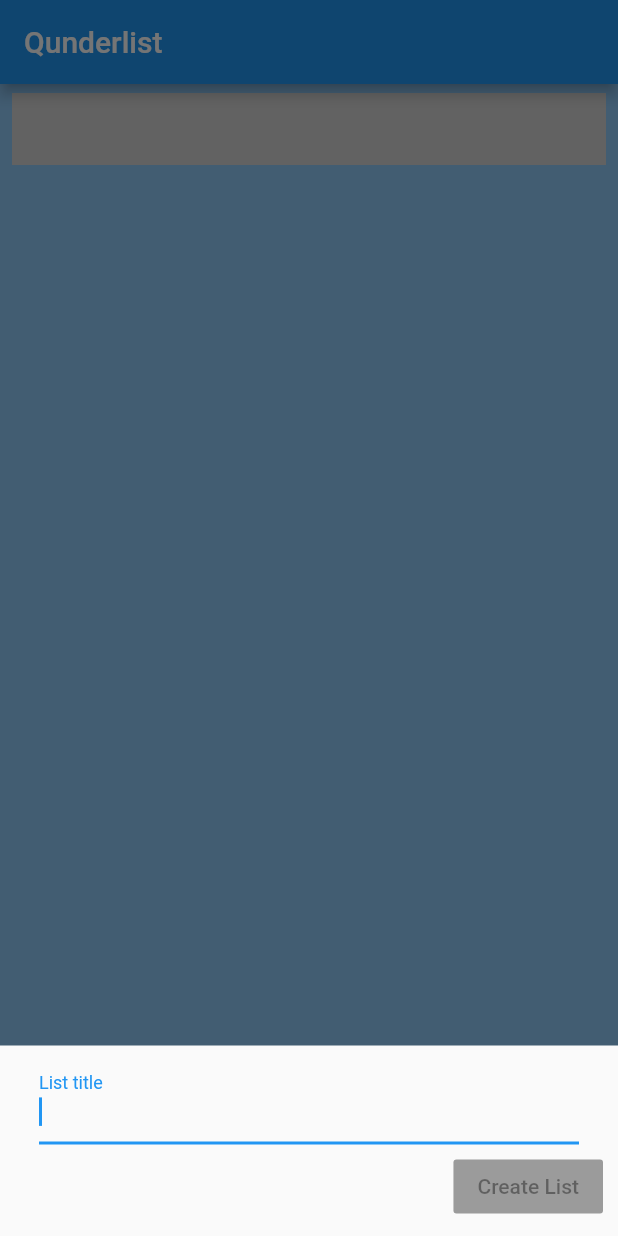
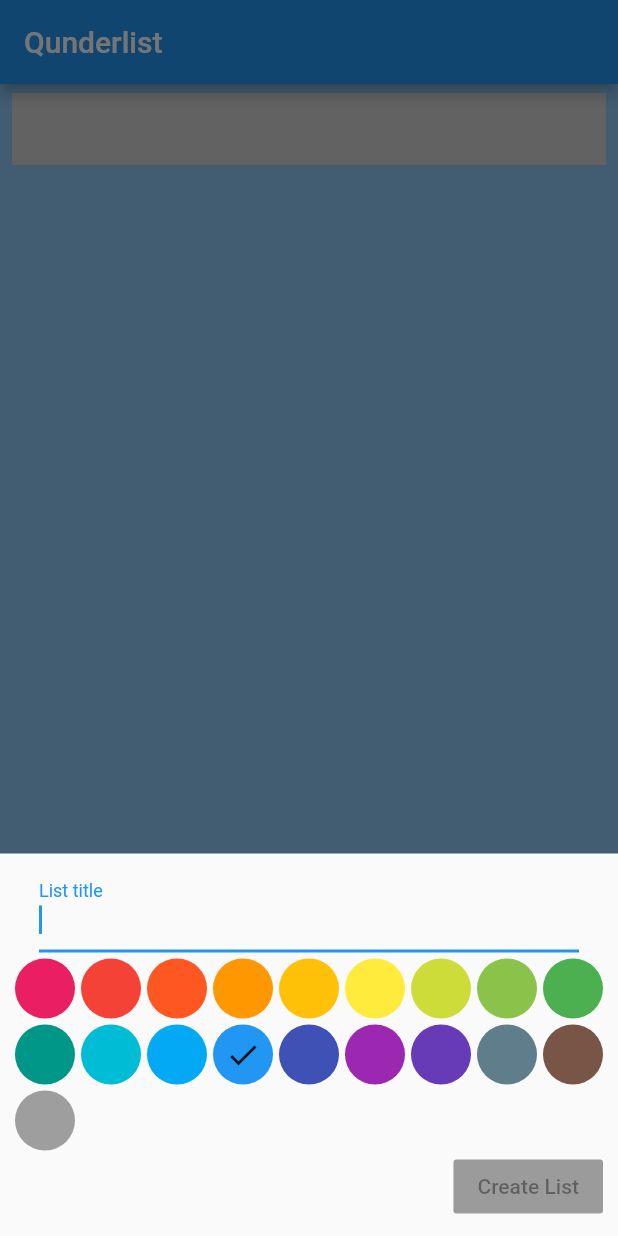
Before and after one commit to tweber12/qunderlist, a Flutter app: the screen it shows after launch, after a tap on the "add" icon, on a phone screen of 412 x 824 dp. Run offline on Flutter 3.47's test engine with Material 2 defaults, Android fonts, the phone set to English and light mode, and no system bars; our stand-ins replace bloc, equatable, flutter_bloc, flutter_typeahead, reorderables, sqflite; missing offline and left inert: mutex; accounts and stored records are empty.

Commit message:
Very basic support for list themes

```diff
--- a/lib/blocs/todo_list/todo_list_bloc.dart
+++ b/lib/blocs/todo_list/todo_list_bloc.dart
@@ -15,6 +15,7 @@ class TodoListBloc<R extends TodoRepository> extends Bloc<TodoListEvent, TodoLis
   TodoListOrdering ordering;
 
   int get listId => _list.id;
+  Palette get color => _list.color;
 
   int findItemIndex(int itemId) {
     return cache.findItem((item) => item.id == itemId);
@@ -48,7 +49,7 @@ class TodoListBloc<R extends TodoRepository> extends Bloc<TodoListEvent, TodoLis
   }
 
   Stream<TodoListStates> _mapRenameListEventToState(RenameListEvent event) async* {
-    await _repository.updateTodoList(TodoList(event.name, id: _list.id));
+    await _repository.updateTodoList(TodoList(event.name, _list.color, id: _list.id));
     yield TodoListLoaded(_list, cache);
   }
   Stream<TodoListStates> _mapDeleteListEventToState(DeleteListEvent event) async* {
--- a/lib/repository/models.dart
+++ b/lib/repository/models.dart
@@ -62,18 +62,41 @@ enum TodoListOrderingDirection {
   descending,
 }
 
+enum Palette {
+  pink,
+  red,
+  deepOrange,
+  orange,
+  amber,
+  yellow,
+  lime,
+  lightGreen,
+  green,
+  teal,
+  cyan,
+  lightBlue,
+  blue,
+  indigo,
+  purple,
+  deepPurple,
+  blueGrey,
+  brown,
+  grey,
+}
+
 class TodoList with EquatableMixin {
   final int id;
   final String listName;
+  final Palette color;
 
-  TodoList(this.listName, {this.id});
+  TodoList(this.listName, this.color, {this.id});
 
   @override
-  List<Object> get props => [id, listName];
+  List<Object> get props => [id, color, listName];
 
   TodoList withId(int id) {
     assert(this.id == null);
-    return TodoList(listName, id: id);
+    return TodoList(listName, color, id: id);
   }
 }
 
--- a/lib/repository/sqflite/database.dart
+++ b/lib/repository/sqflite/database.dart
@@ -101,6 +101,7 @@ Future<void> configureDatabase(Database db) {
 TodoList todoListFromRepresentation(Map<String, dynamic> representation) {
   return TodoList(
     representation[TODO_LIST_NAME],
+    Palette.values[representation[TODO_LIST_COLOR]],
     id: representation[ID],
   );
 }
@@ -108,6 +109,7 @@ TodoList todoListFromRepresentation(Map<String, dynamic> representation) {
 Map<String, dynamic> todoListToRepresentation(TodoList list, {int ordering}) {
   Map<String,dynamic> map = {
     TODO_LIST_NAME: list.listName,
+    TODO_LIST_COLOR: list.color.index,
   };
   if (ordering != null) {
     map[TODO_LIST_ORDERING] = ordering;
--- a/lib/repository/sqflite/todo_list.dart
+++ b/lib/repository/sqflite/todo_list.dart
@@ -59,7 +59,7 @@ class TodoListDao {
 
   Future<TodoList> getTodoList(int id) async {
     var results = await _db.query(TODO_LISTS_TABLE,
-        columns: [ID, TODO_LIST_NAME], where: "$ID = ?", whereArgs: [id]);
+        columns: [ID, TODO_LIST_NAME, TODO_LIST_COLOR], where: "$ID = ?", whereArgs: [id]);
     if (results.isEmpty) {
       return null;
     }
@@ -68,7 +68,7 @@ class TodoListDao {
 
   Future<TodoList> getTodoListByName(String name) async {
     var results = await _db.query(TODO_LISTS_TABLE,
-        columns: [ID, TODO_LIST_NAME], where: "$TODO_LIST_NAME = ?", whereArgs: [name]);
+        columns: [ID, TODO_LIST_NAME, TODO_LIST_COLOR], where: "$TODO_LIST_NAME = ?", whereArgs: [name]);
     if (results.isEmpty) {
       return null;
     }
@@ -82,7 +82,7 @@ class TodoListDao {
 
   Future<List<TodoList>> getTodoListsChunk(int start, int end) async {
     var results = await _db.query(
-        TODO_LISTS_TABLE, columns: [ID, TODO_LIST_NAME, TODO_LIST_ORDERING],
+        TODO_LISTS_TABLE, columns: [ID, TODO_LIST_NAME, TODO_LIST_COLOR],
         orderBy: "$TODO_LIST_ORDERING asc",
         offset: start,
         limit: end - start);
--- a/lib/repository/sqflite/todo_list_item.dart
+++ b/lib/repository/sqflite/todo_list_item.dart
@@ -85,7 +85,7 @@ class TodoListItemDao {
 
   Future<List<TodoList>> getListsOfItem(int itemId) async {
     var results = await _db.rawQuery("""
-          select $ID, $TODO_LIST_NAME
+          select $ID, $TODO_LIST_NAME, $TODO_LIST_COLOR
             from $TODO_LISTS_TABLE
                  join $TODO_LIST_ITEMS_TABLE
                  on $ID = $TODO_LIST_ITEMS_LIST
--- a/lib/screens/todo_lists_screen.dart
+++ b/lib/screens/todo_lists_screen.dart
@@ -5,6 +5,7 @@ import 'package:qunderlist/blocs/todo_lists.dart';
 import 'package:qunderlist/repository/repository.dart';
 import 'package:qunderlist/screens/cached_list.dart';
 import 'package:qunderlist/screens/todo_list_screen.dart';
+import 'package:qunderlist/theme.dart';
 
 class TodoListsScreen extends StatelessWidget {
   @override
@@ -109,24 +110,26 @@ class TodoListAdder extends StatefulWidget {
 }
 class _TodoListAdderState extends State<TodoListAdder> {
   var titleController = TextEditingController();
+  Palette palette;
   @override
   void initState() {
     super.initState();
     titleController.addListener(() { setState(() {});});
+    palette = Palette.blue;
   }
 
   @override
   Widget build(BuildContext context) {
     var title = titleController.text.trim();
     print(title);
-    // TODO Figure out what to do with the chunk size
-    var action = () {widget.bloc.add(TodoListAddedEvent(TodoList(title))); Navigator.pop(context, true);};
+    var action = () {widget.bloc.add(TodoListAddedEvent(TodoList(title, palette))); Navigator.pop(context, true);};
     return Container(
       child: Column(
         children: <Widget>[
           ListTile(
               title: TextField(controller: titleController, autofocus: true, decoration: InputDecoration(labelText: "List title"),)
           ),
+          ThemePicker(_setPalette, defaultPalette: Palette.blue,),
           Row(
             children: <Widget>[
               RaisedButton(child: Text("Create List"), onPressed: title.isEmpty ? null : action),
@@ -139,4 +142,10 @@ class _TodoListAdderState extends State<TodoListAdder> {
       padding: EdgeInsets.fromLTRB(10, 3, 10, MediaQuery.of(context).viewInsets.bottom+9),
     );
   }
+
+  void _setPalette(Palette palette) {
+    setState(() {
+      this.palette = palette;
+    });
+  }
 }
--- /dev/null
+++ b/lib/theme.dart
@@ -0,0 +1,84 @@
+import 'package:flutter/material.dart';
+import 'package:qunderlist/repository/models.dart';
+
+MaterialColor colorFromPalette(Palette palette) {
+  switch(palette) {
+    case Palette.pink: return Colors.pink;
+    case Palette.red: return Colors.red;
+    case Palette.deepOrange: return Colors.deepOrange;
+    case Palette.orange: return Colors.orange;
+    case Palette.amber: return Colors.amber;
+    case Palette.yellow: return Colors.yellow;
+    case Palette.lime: return Colors.lime;
+    case Palette.lightGreen: return Colors.lightGreen;
+    case Palette.green: return Colors.green;
+    case Palette.teal: return Colors.teal;
+    case Palette.cyan: return Colors.cyan;
+    case Palette.lightBlue: return Colors.lightBlue;
+    case Palette.blue: return Colors.blue;
+    case Palette.indigo: return Colors.indigo;
+    case Palette.purple: return Colors.purple;
+    case Palette.deepPurple: return Colors.deepPurple;
+    case Palette.blueGrey: return Colors.blueGrey;
+    case Palette.brown: return Colors.brown;
+    case Palette.grey: return Colors.grey;
+    default: throw "BUG: Unhandled Palette in colorFromPalette: $palette";
+  }
+}
+
+ThemeData themeFromPalette(Palette palette) {
+  return ThemeData(primarySwatch: colorFromPalette(palette));
+}
+
+class ThemePicker extends StatefulWidget {
+  final Function(Palette) themeSelected;
+  final Palette defaultPalette;
+  ThemePicker(this.themeSelected, {this.defaultPalette = Palette.blue});
+
+  @override
+  _ThemePickerState createState() => _ThemePickerState();
+}
+
+class _ThemePickerState extends State<ThemePicker> {
+  Palette selected;
+
+  @override
+  void initState() {
+    super.initState();
+    selected = widget.defaultPalette;
+  }
+
+  @override
+  Widget build(BuildContext context) {
+    return Wrap(
+        children: Palette.values.map((p) => _themePickerItem(p)).toList(),
+      spacing: 4,
+      runSpacing: 4,
+    );
+  }
+
+  Widget _themePickerItem(Palette p) {
+    return Ink(
+      child: InkResponse(
+        child: Container(
+          child: p==selected ? Icon(Icons.check) : null,
+          width: 40,
+          height: 40,
+        ),
+        onTap: () => _selectTheme(p),
+        containedInkWell: true,
+      ),
+      decoration: ShapeDecoration(
+        color: colorFromPalette(p),
+        shape: CircleBorder(),
+      ),
+    );
+  }
+
+  void _selectTheme(Palette palette) {
+    setState(() {
+      selected = palette;
+      widget.themeSelected(palette);
+    });
+  }
+}
```
Also changed, not shown: lib/screens/todo_item_screen.dart (+9 -4 lines), lib/screens/todo_list_screen.dart (+6 -2 lines).
